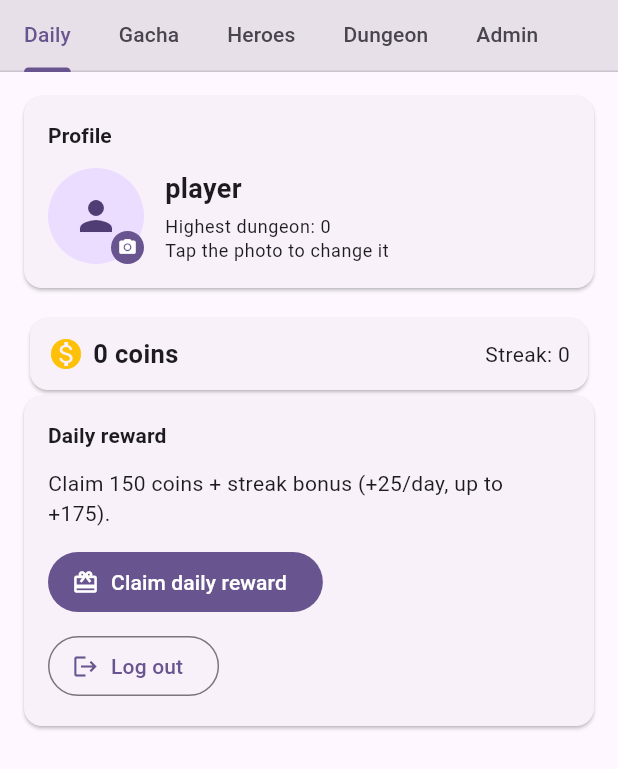
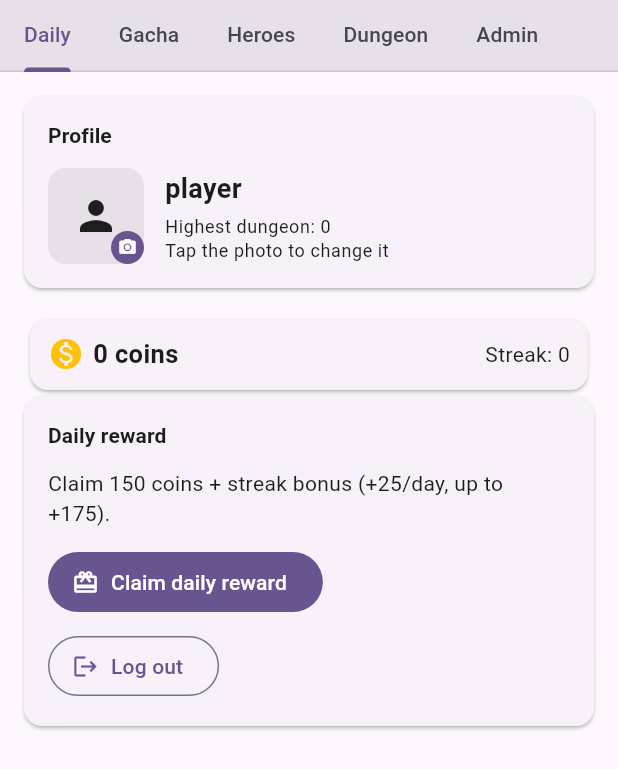
Before and after one commit to revandwhat/manhwa_toolkit, a Flutter app: the GamePage widget shown alone on an empty page, opened directly, on a phone screen of 412 x 824 dp. Shown: the top 769 px of the screen. Run offline on Flutter 3.47's test engine with Material 3 defaults, Android fonts, the phone set to English and light mode, and no system bars; our stand-ins replace file_picker, google_fonts, permission_handler, shared_preferences, supabase_flutter; missing offline and left inert: google_mlkit_text_recognition, google_mlkit_translation, pro_image_editor, syncfusion_flutter_pdf; accounts and stored records are empty.

Commit message:
Small update

```diff
--- a/lib/battle_page.dart
+++ b/lib/battle_page.dart
@@ -219,7 +219,7 @@ class _BattlePageState extends State<BattlePage> {
                     child: (isHero && f.picture != null)
                         ? Image.network(
                             f.picture!,
-                            fit: BoxFit.cover,
+                            fit: BoxFit.contain,
                             errorBuilder: (_, _, _) =>
                                 _fallbackAvatar(f, color),
                           )
--- a/lib/game_page.dart
+++ b/lib/game_page.dart
@@ -54,6 +54,9 @@ class _GamePageState extends State<GamePage>
   final _rmName = TextEditingController();
   final _artName = TextEditingController();
   final _artUrl = TextEditingController();
+  final _skName = TextEditingController();
+  final _skVal = TextEditingController();
+  String _skKindA = 'damage';
 
   static const _starColor = {
     1: Colors.grey,
@@ -77,6 +80,14 @@ class _GamePageState extends State<GamePage>
   void dispose() {
     _tabs.dispose();
     _floorCtrl.dispose();
+    _goldUser.dispose();
+    _goldAmt.dispose();
+    _hName.dispose();
+    _rmName.dispose();
+    _artName.dispose();
+    _artUrl.dispose();
+    _skName.dispose();
+    _skVal.dispose();
     super.dispose();
   }
 
@@ -204,7 +215,7 @@ class _GamePageState extends State<GamePage>
                         Expanded(
                           child: r.hero.picture != null
                               ? Image.network(r.hero.picture!,
-                                  fit: BoxFit.cover,
+                                  fit: BoxFit.contain,
                                   width: double.infinity,
                                   errorBuilder: (_, _, _) => Center(
                                       child: Text('★' * r.hero.star,
@@ -264,7 +275,7 @@ class _GamePageState extends State<GamePage>
                   child: Image.network(h.picture!,
                       width: 56,
                       height: 56,
-                      fit: BoxFit.cover,
+                      fit: BoxFit.contain,
                       errorBuilder: (_, _, _) => const SizedBox(width: 56)),
                 ),
                 const SizedBox(width: 12),
@@ -532,10 +543,22 @@ class _GamePageState extends State<GamePage>
           GestureDetector(
             onTap: _busy ? null : _changeAvatar,
             child: Stack(children: [
-              CircleAvatar(
-                radius: 32,
-                backgroundImage:
-                    _avatar != null ? NetworkImage(_avatar!) : null,
+              Container(
+                width: 64,
+                height: 64,
+                decoration: BoxDecoration(
+                  color: Theme.of(context)
+                      .colorScheme
+                      .surfaceContainerHighest,
+                  borderRadius: BorderRadius.circular(12),
+                  image: _avatar != null
+                      ? DecorationImage(
+                          image: NetworkImage(_avatar!),
+                          fit: BoxFit.contain,
+                        )
+                      : null,
+                ),
+                alignment: Alignment.center,
                 child: _avatar == null
                     ? const Icon(Icons.person, size: 32)
                     : null,
@@ -671,7 +694,7 @@ class _GamePageState extends State<GamePage>
                     Expanded(
                       child: h.picture != null
                           ? Image.network(h.picture!,
-                              fit: BoxFit.cover,
+                              fit: BoxFit.contain,
                               width: double.infinity,
                               errorBuilder: (_, _, _) => _starHeader(h, c))
                           : _starHeader(h, c),
@@ -779,7 +802,7 @@ class _GamePageState extends State<GamePage>
                                 child: Image.network(h.picture!,
                                     width: 40,
                                     height: 40,
-                                    fit: BoxFit.cover,
+                                    fit: BoxFit.contain,
                                     errorBuilder: (_, _, _) =>
                                         Text('★${h.star}',
                                             style: TextStyle(
@@ -995,8 +1018,21 @@ class _GamePageState extends State<GamePage>
           OutlinedButton(
             onPressed: _busy
                 ? null
-                : () => _run(() => _game.adminAddHero(_hStarA, _hName.text),
-                    'Hero added to pool'),
+                : () {
+                    final sn = _skName.text.trim();
+                    final sv = double.tryParse(_skVal.text.trim());
+                    _run(
+                      () => _game.adminAddHero(
+                        _hStarA,
+                        _hName.text,
+                        skillName: sn.isEmpty ? null : sn,
+                        skillKind: sn.isEmpty ? null : _skKindA,
+                        skillValue:
+                            (sn.isEmpty || sv == null) ? null : sv / 100,
+                      ),
+                      'Hero added to pool',
+                    );
+                  },
             child: const Text('Add hero'),
           ),
           OutlinedButton(
@@ -1013,6 +1049,45 @@ class _GamePageState extends State<GamePage>
             decoration: const InputDecoration(
                 labelText: 'Hero name (for remove)',
                 border: OutlineInputBorder())),
+        const Divider(height: 24),
+        Text('Custom skill for new hero (optional)',
+            style: Theme.of(context).textTheme.labelLarge),
+        const SizedBox(height: 8),
+        TextField(
+            controller: _skName,
+            decoration: const InputDecoration(
+                labelText: 'Skill name (empty = random skills)',
+                border: OutlineInputBorder())),
+        const SizedBox(height: 8),
+        Row(children: [
+          Expanded(
+            child: DropdownButtonFormField<String>(
+              initialValue: _skKindA,
+              decoration: const InputDecoration(
+                  labelText: 'Effect', border: OutlineInputBorder()),
+              items: const [
+                DropdownMenuItem(value: 'damage', child: Text('Berserk: +dmg%')),
+                DropdownMenuItem(value: 'crit', child: Text('Keen Eye: crit%')),
+                DropdownMenuItem(
+                    value: 'lifesteal', child: Text('Vampiric: heal%')),
+                DropdownMenuItem(
+                    value: 'guard', child: Text('Bulwark: -dmg taken%')),
+                DropdownMenuItem(
+                    value: 'first', child: Text('Ambush: rounds 1-3%')),
+              ],
+              onChanged: (v) => setState(() => _skKindA = v ?? 'damage'),
+            ),
+          ),
+          const SizedBox(width: 8),
+          Expanded(
+            child: TextField(
+                controller: _skVal,
+                keyboardType: TextInputType.number,
+                decoration: const InputDecoration(
+                    labelText: 'Value % (e.g. 30)',
+                    border: OutlineInputBorder())),
+          ),
+        ]),
         const Divider(height: 24),
         Text('Set hero art (picture URL)',
             style: Theme.of(context).textTheme.labelLarge),
```
Also changed, not shown: lib/services/game_service.dart (+11 -3 lines).
